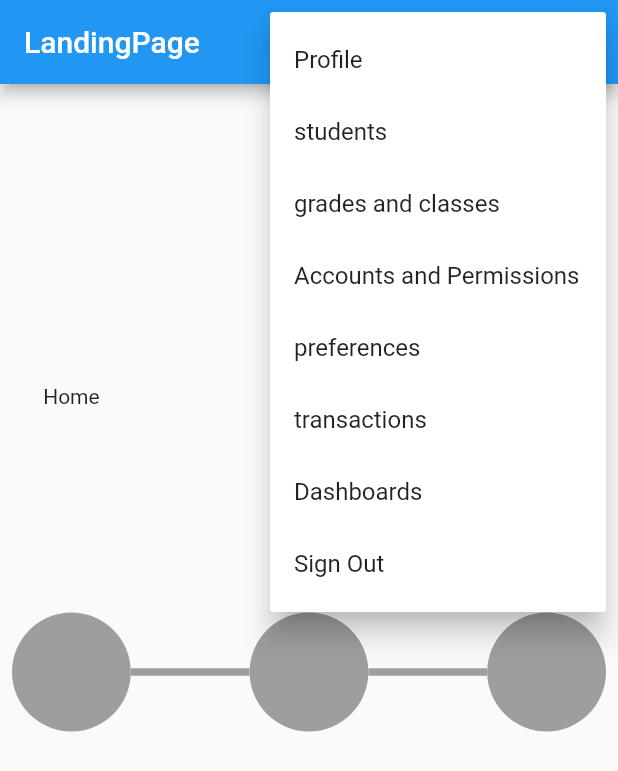
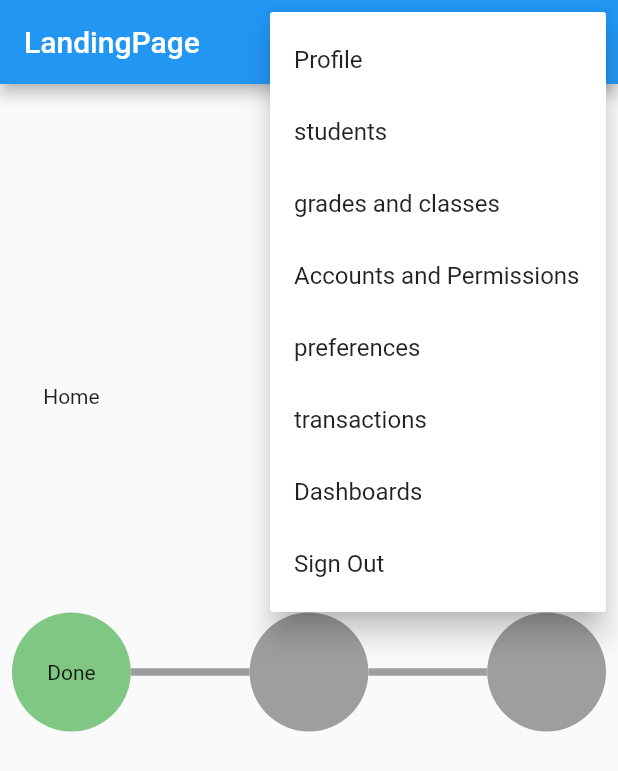
Before and after one commit to sohaibfb/flutter_application_1, a Flutter app: the LandingPage screen opened directly, after a tap on the "more vert" icon, on a phone screen of 412 x 824 dp. Shown: the top 771 px of the screen. Run offline on Flutter 3.47's test engine with Material 2 defaults, Android fonts, the phone set to English and light mode, and no system bars; our stand-ins replace shared_preferences; missing offline and left inert: flutter_shapes; accounts and stored records are empty.

Commit message:
20092021

```diff
--- a/lib/landingpage.dart
+++ b/lib/landingpage.dart
@@ -29,7 +29,31 @@ class LandingPage extends StatefulWidget {
 class _LandingPageState extends State<LandingPage> {
   Color circleColor1, lineColor1, circleColor2, lineColor2, circleColor3;
   String homeCount, movingCount, schoolCount;
+  Stream countData1;
   Future<String> countData;
+
+  Stream<String> foo(String countType) async* {
+    SharedPreferences prefs = await GetSharedPrefs().getsharedpreferences();
+    var data = {
+      "schoolid": prefs.get('schoolid'),
+      "counttype": countType,
+    };
+    String url = ("https://sktest87.000webhostapp.com/gethomecount.php");
+    var response;
+    for (int i = 0; i < 42; i++) {
+      response = await http.post(Uri.parse(url), body: data);
+      if (response.statusCode == 200) {
+        print(prefs.get('schoolid'));
+        print("data loaded");
+
+        print(response.body);
+
+        yield response.body.trim();
+      } else {
+        throw Exception("failed to load");
+      }
+    }
+  }
 
   Future<String> gethomecount(String countType) async {
     SharedPreferences prefs = await GetSharedPrefs().getsharedpreferences();
@@ -130,11 +154,34 @@ class _LandingPageState extends State<LandingPage> {
                           Expanded(
                             child: Container(
                               alignment: Alignment.center,
-                              child: Text(
-                                homeCount != null ? homeCount : '',
-                                style: TextStyle(
-                                    color: Colors.white,
-                                    fontWeight: FontWeight.bold),
+                              child: StreamBuilder(
+                                builder: (context, snapshot) {
+                                  Widget child;
+                                  switch (snapshot.connectionState) {
+                                    case ConnectionState.none:
+                                      child = Text('hello');
+                                      break;
+
+                                    case ConnectionState.waiting:
+                                      child = CircularProgressIndicator();
+                                      break;
+
+                                    case ConnectionState.active:
+                                      child = Text(
+                                        snapshot.data,
+                                        style: TextStyle(
+                                            color: Colors.white,
+                                            fontWeight: FontWeight.bold),
+                                      );
+                                      break;
+
+                                    case ConnectionState.done:
+                                      child = Text('Done');
+                                      break;
+                                  }
+                                  return child;
+                                },
+                                stream: countData1,
                               ),
                               decoration: BoxDecoration(
                                   color: circleColor1, shape: BoxShape.circle),
@@ -255,13 +302,14 @@ class _LandingPageState extends State<LandingPage> {
   }
 
   void loaddata() {
-    countData = gethomecount('1');
-    countData.then((value) {
-      setState(() {
-        circleColor1 = Colors.green[300];
-        homeCount = value;
-      });
+    countData1 = foo('1');
+
+    //countData.then((value) {
+    setState(() {
+      circleColor1 = Colors.green[300];
+      homeCount = toString();
     });
+    // });
     countData = gethomecount('2');
     countData.then((value) {
       setState(() {
```
